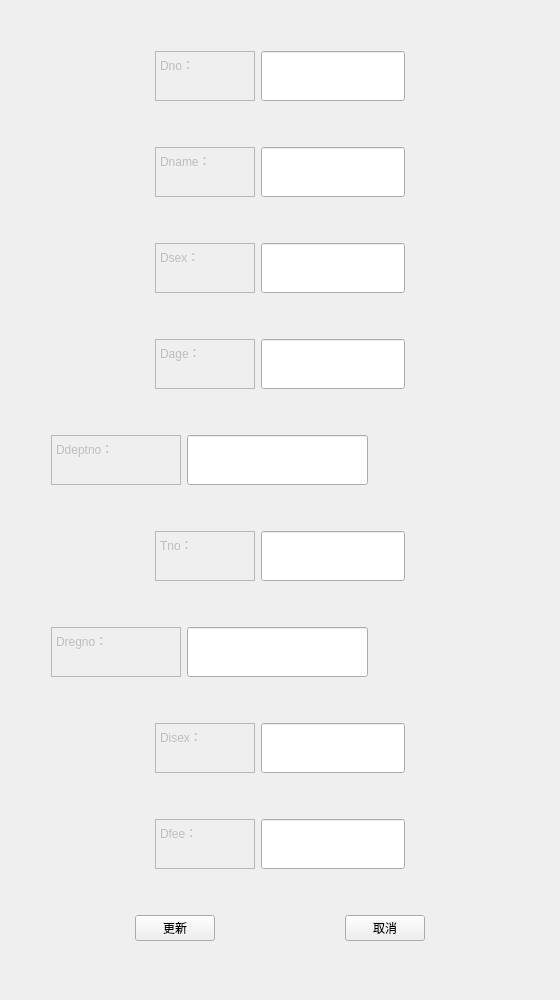
First picture: the form in updateDoctor.ui, repository PM2496/DataBaseProject, before the edit.
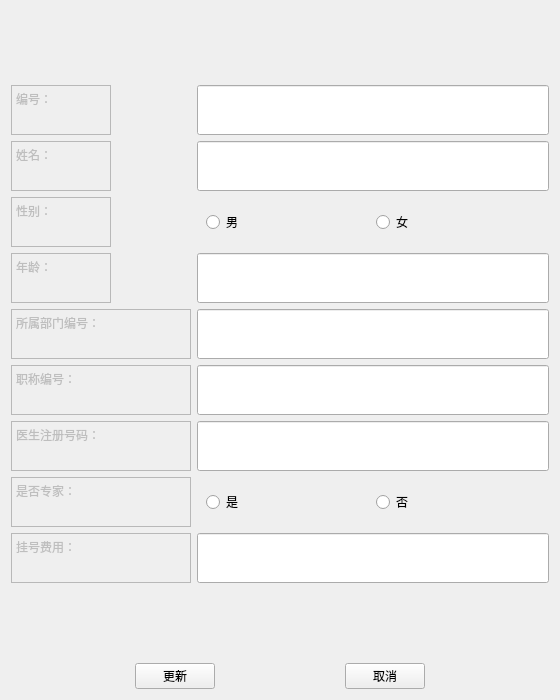
Second picture: the form after the edit.

What changed in the file:
```diff
--- a/updateDoctor.ui
+++ b/updateDoctor.ui
@@ -10,19 +10,19 @@
     <x>0</x>
     <y>0</y>
     <width>560</width>
-    <height>1000</height>
+    <height>700</height>
    </rect>
   </property>
   <property name="minimumSize">
    <size>
     <width>560</width>
-    <height>1000</height>
+    <height>0</height>
    </size>
   </property>
   <property name="maximumSize">
    <size>
-    <width>560</width>
-    <height>1000</height>
+    <width>5600</width>
+    <height>10000</height>
    </size>
   </property>
   <property name="windowTitle">
@@ -30,21 +30,14 @@
   </property>
   <layout class="QVBoxLayout" name="verticalLayout">
    <item>
-    <layout class="QHBoxLayout" name="horizontalLayout_12">
-     <item>
-      <spacer name="horizontalSpacer_21">
-       <property name="orientation">
-        <enum>Qt::Horizontal</enum>
-       </property>
-       <property name="sizeHint" stdset="0">
-        <size>
-         <width>40</width>
-         <height>20</height>
-        </size>
-       </property>
-      </spacer>
-     </item>
-     <item>
+    <layout class="QFormLayout" name="formLayout">
+     <property name="labelAlignment">
+      <set>Qt::AlignLeading|Qt::AlignLeft|Qt::AlignVCenter</set>
+     </property>
+     <property name="formAlignment">
+      <set>Qt::AlignLeading|Qt::AlignLeft|Qt::AlignVCenter</set>
+     </property>
+     <item row="0" column="0">
       <widget class="QTextEdit" name="textEdit_11">
        <property name="enabled">
         <bool>false</bool>
@@ -72,11 +65,11 @@
 &lt;html&gt;&lt;head&gt;&lt;meta name=&quot;qrichtext&quot; content=&quot;1&quot; /&gt;&lt;style type=&quot;text/css&quot;&gt;
 p, li { white-space: pre-wrap; }
 &lt;/style&gt;&lt;/head&gt;&lt;body style=&quot; font-family:'SimSun'; font-size:9pt; font-weight:400; font-style:normal;&quot;&gt;
-&lt;p style=&quot; margin-top:0px; margin-bottom:0px; margin-left:0px; margin-right:0px; -qt-block-indent:0; text-indent:0px;&quot;&gt;Dno：&lt;/p&gt;&lt;/body&gt;&lt;/html&gt;</string>
+&lt;p style=&quot; margin-top:0px; margin-bottom:0px; margin-left:0px; margin-right:0px; -qt-block-indent:0; text-indent:0px;&quot;&gt;编号：&lt;/p&gt;&lt;/body&gt;&lt;/html&gt;</string>
        </property>
       </widget>
      </item>
-     <item>
+     <item row="0" column="1">
       <widget class="QLineEdit" name="DnoEdit">
        <property name="sizePolicy">
         <sizepolicy hsizetype="Expanding" vsizetype="Preferred">
@@ -135,37 +128,7 @@
        </property>
       </widget>
      </item>
-     <item>
-      <spacer name="horizontalSpacer_22">
-       <property name="orientation">
-        <enum>Qt::Horizontal</enum>
-       </property>
-       <property name="sizeHint" stdset="0">
-        <size>
-         <width>40</width>
-         <height>20</height>
-        </size>
-       </property>
-      </spacer>
-     </item>
-    </layout>
-   </item>
-   <item>
-    <layout class="QHBoxLayout" name="horizontalLayout_2">
-     <item>
-      <spacer name="horizontalSpacer_3">
-       <property name="orientation">
-        <enum>Qt::Horizontal</enum>
-       </property>
-       <property name="sizeHint" stdset="0">
-        <size>
-         <width>40</width>
-         <height>20</height>
-        </size>
-       </property>
-      </spacer>
-     </item>
-     <item>
+     <item row="1" column="0">
       <widget class="QTextEdit" name="textEdit_2">
        <property name="enabled">
         <bool>false</bool>
@@ -193,11 +156,11 @@
 &lt;html&gt;&lt;head&gt;&lt;meta name=&quot;qrichtext&quot; content=&quot;1&quot; /&gt;&lt;style type=&quot;text/css&quot;&gt;
 p, li { white-space: pre-wrap; }
 &lt;/style&gt;&lt;/head&gt;&lt;body style=&quot; font-family:'SimSun'; font-size:9pt; font-weight:400; font-style:normal;&quot;&gt;
-&lt;p style=&quot; margin-top:0px; margin-bottom:0px; margin-left:0px; margin-right:0px; -qt-block-indent:0; text-indent:0px;&quot;&gt;Dname：&lt;/p&gt;&lt;/body&gt;&lt;/html&gt;</string>
+&lt;p style=&quot; margin-top:0px; margin-bottom:0px; margin-left:0px; margin-right:0px; -qt-block-indent:0; text-indent:0px;&quot;&gt;姓名：&lt;/p&gt;&lt;/body&gt;&lt;/html&gt;</string>
        </property>
       </widget>
      </item>
-     <item>
+     <item row="1" column="1">
       <widget class="QLineEdit" name="DnameEdit">
        <property name="sizePolicy">
         <sizepolicy hsizetype="Expanding" vsizetype="Preferred">
@@ -256,37 +219,7 @@
        </property>
       </widget>
      </item>
-     <item>
-      <spacer name="horizontalSpacer_4">
-       <property name="orientation">
-        <enum>Qt::Horizontal</enum>
-       </property>
-       <property name="sizeHint" stdset="0">
-        <size>
-         <width>40</width>
-         <height>20</height>
-        </size>
-       </property>
-      </spacer>
-     </item>
-    </layout>
-   </item>
-   <item>
-    <layout class="QHBoxLayout" name="horizontalLayout">
-     <item>
-      <spacer name="horizontalSpacer_5">
-       <property name="orientation">
-        <enum>Qt::Horizontal</enum>
-       </property>
-       <property name="sizeHint" stdset="0">
-        <size>
-         <width>40</width>
-         <height>20</height>
-        </size>
-       </property>
-      </spacer>
-     </item>
-     <item>
+     <item row="2" column="0">
       <widget class="QTextEdit" name="textEdit">
        <property name="enabled">
         <bool>false</bool>
@@ -314,100 +247,11 @@
 &lt;html&gt;&lt;head&gt;&lt;meta name=&quot;qrichtext&quot; content=&quot;1&quot; /&gt;&lt;style type=&quot;text/css&quot;&gt;
 p, li { white-space: pre-wrap; }
 &lt;/style&gt;&lt;/head&gt;&lt;body style=&quot; font-family:'SimSun'; font-size:9pt; font-weight:400; font-style:normal;&quot;&gt;
-&lt;p style=&quot; margin-top:0px; margin-bottom:0px; margin-left:0px; margin-right:0px; -qt-block-indent:0; text-indent:0px;&quot;&gt;Dsex：&lt;/p&gt;&lt;/body&gt;&lt;/html&gt;</string>
+&lt;p style=&quot; margin-top:0px; margin-bottom:0px; margin-left:0px; margin-right:0px; -qt-block-indent:0; text-indent:0px;&quot;&gt;性别：&lt;/p&gt;&lt;/body&gt;&lt;/html&gt;</string>
        </property>
       </widget>
      </item>
-     <item>
-      <widget class="QLineEdit" name="DsexEdit">
-       <property name="sizePolicy">
-        <sizepolicy hsizetype="Expanding" vsizetype="Preferred">
-         <horstretch>0</horstretch>
-         <verstretch>0</verstretch>
-        </sizepolicy>
-       </property>
-       <property name="minimumSize">
-        <size>
-         <width>0</width>
-         <height>50</height>
-        </size>
-       </property>
-       <property name="maximumSize">
-        <size>
-         <width>16777215</width>
-         <height>50</height>
-        </size>
-       </property>
-       <property name="palette">
-        <palette>
-         <active>
-          <colorrole role="Text">
-           <brush brushstyle="SolidPattern">
-            <color alpha="255">
-             <red>0</red>
-             <green>0</green>
-             <blue>0</blue>
-            </color>
-           </brush>
-          </colorrole>
-         </active>
-         <inactive>
-          <colorrole role="Text">
-           <brush brushstyle="SolidPattern">
-            <color alpha="255">
-             <red>0</red>
-             <green>0</green>
-             <blue>0</blue>
-            </color>
-           </brush>
-          </colorrole>
-         </inactive>
-         <disabled>
-          <colorrole role="Text">
-           <brush brushstyle="SolidPattern">
-            <color alpha="255">
-             <red>120</red>
-             <green>120</green>
-             <blue>120</blue>
-            </color>
-           </brush>
-          </colorrole>
-         </disabled>
-        </palette>
-       </property>
-      </widget>
-     </item>
-     <item>
-      <spacer name="horizontalSpacer_6">
-       <property name="orientation">
-        <enum>Qt::Horizontal</enum>
-       </property>
-       <property name="sizeHint" stdset="0">
-        <size>
-         <width>40</width>
-         <height>20</height>
-        </size>
-       </property>
-      </spacer>
-     </item>
-    </layout>
-   </item>
-   <item>
-    <layout class="QHBoxLayout" name="horizontalLayout_3">
-     <item>
-      <spacer name="horizontalSpacer">
-       <property name="orientation">
-        <enum>Qt::Horizontal</enum>
-       </property>
-       <property name="sizeHint" stdset="0">
-        <size>
-         <width>40</width>
-         <height>20</height>
-        </size>
-       </property>
-      </spacer>
-     </item>
-     <item>
+     <item row="3" column="0">
       <widget class="QTextEdit" name="textEdit_3">
        <property name="enabled">
         <bool>false</bool>
@@ -435,11 +279,11 @@
 &lt;html&gt;&lt;head&gt;&lt;meta name=&quot;qrichtext&quot; content=&quot;1&quot; /&gt;&lt;style type=&quot;text/css&quot;&gt;
 p, li { white-space: pre-wrap; }
 &lt;/style&gt;&lt;/head&gt;&lt;body style=&quot; font-family:'SimSun'; font-size:9pt; font-weight:400; font-style:normal;&quot;&gt;
-&lt;p style=&quot; margin-top:0px; margin-bottom:0px; margin-left:0px; margin-right:0px; -qt-block-indent:0; text-indent:0px;&quot;&gt;Dage：&lt;/p&gt;&lt;/body&gt;&lt;/html&gt;</string>
+&lt;p style=&quot; margin-top:0px; margin-bottom:0px; margin-left:0px; margin-right:0px; -qt-block-indent:0; text-indent:0px;&quot;&gt;年龄：&lt;/p&gt;&lt;/body&gt;&lt;/html&gt;</string>
        </property>
       </widget>
      </item>
-     <item>
+     <item row="3" column="1">
       <widget class="QLineEdit" name="DageEdit">
        <property name="sizePolicy">
         <sizepolicy hsizetype="Expanding" vsizetype="Preferred">
@@ -461,40 +305,7 @@
        </property>
       </widget>
      </item>
-     <item>
-      <spacer name="horizontalSpacer_2">
-       <property name="orientation">
-        <enum>Qt::Horizontal</enum>
-       </property>
-       <property name="sizeHint" stdset="0">
-        <size>
-         <width>40</width>
-         <height>20</height>
-        </size>
-       </property>
-      </spacer>
-     </item>
-    </layout>
-   </item>
-   <item>
-    <layout class="QHBoxLayout" name="horizontalLayout_4">
-     <item>
-      <spacer name="horizontalSpacer_7">
-       <property name="orientation">
-        <enum>Qt::Horizontal</enum>
-       </property>
-       <property name="sizeType">
-        <enum>QSizePolicy::Fixed</enum>
-       </property>
-       <property name="sizeHint" stdset="0">
-        <size>
-         <width>40</width>
-         <height>20</height>
-        </size>
-       </property>
-      </spacer>
-     </item>
-     <item>
+     <item row="4" column="0">
       <widget class="QTextEdit" name="textEdit_4">
        <property name="enabled">
         <bool>false</bool>
@@ -507,7 +318,7 @@
        </property>
        <property name="minimumSize">
         <size>
-         <width>130</width>
+         <width>180</width>
          <height>50</height>
         </size>
        </property>
@@ -522,11 +333,11 @@
 &lt;html&gt;&lt;head&gt;&lt;meta name=&quot;qrichtext&quot; content=&quot;1&quot; /&gt;&lt;style type=&quot;text/css&quot;&gt;
 p, li { white-space: pre-wrap; }
 &lt;/style&gt;&lt;/head&gt;&lt;body style=&quot; font-family:'SimSun'; font-size:9pt; font-weight:400; font-style:normal;&quot;&gt;
-&lt;p style=&quot; margin-top:0px; margin-bottom:0px; margin-left:0px; margin-right:0px; -qt-block-indent:0; text-indent:0px;&quot;&gt;Ddeptno：&lt;/p&gt;&lt;/body&gt;&lt;/html&gt;</string>
+&lt;p style=&quot; margin-top:0px; margin-bottom:0px; margin-left:0px; margin-right:0px; -qt-block-indent:0; text-indent:0px;&quot;&gt;所属部门编号：&lt;/p&gt;&lt;/body&gt;&lt;/html&gt;</string>
        </property>
       </widget>
      </item>
-     <item>
+     <item row="4" column="1">
       <widget class="QLineEdit" name="DdeptnoEdit">
        <property name="sizePolicy">
         <sizepolicy hsizetype="Expanding" vsizetype="Preferred">
@@ -548,37 +359,7 @@
        </property>
       </widget>
      </item>
-     <item>
-      <spacer name="horizontalSpacer_8">
-       <property name="orientation">
-        <enum>Qt::Horizontal</enum>
-       </property>
-       <property name="sizeHint" stdset="0">
-        <size>
-         <width>40</width>
-         <height>20</height>
-        </size>
-       </property>
-      </spacer>
-     </item>
-    </layout>
-   </item>
-   <item>
-    <layout class="QHBoxLayout" name="horizontalLayout_6">
-     <item>
-      <spacer name="horizontalSpacer_11">
-       <property name="orientation">
-        <enum>Qt::Horizontal</enum>
-       </property>
-       <property name="sizeHint" stdset="0">
-        <size>
-         <width>40</width>
-         <height>20</height>
-        </size>
-       </property>
-      </spacer>
-     </item>
-     <item>
+     <item row="5" column="0">
       <widget class="QTextEdit" name="textEdit_6">
        <property name="enabled">
         <bool>false</bool>
@@ -591,7 +372,7 @@
        </property>
        <property name="minimumSize">
         <size>
-         <width>100</width>
+         <width>180</width>
          <height>50</height>
         </size>
        </property>
@@ -606,11 +387,11 @@
 &lt;html&gt;&lt;head&gt;&lt;meta name=&quot;qrichtext&quot; content=&quot;1&quot; /&gt;&lt;style type=&quot;text/css&quot;&gt;
 p, li { white-space: pre-wrap; }
 &lt;/style&gt;&lt;/head&gt;&lt;body style=&quot; font-family:'SimSun'; font-size:9pt; font-weight:400; font-style:normal;&quot;&gt;
-&lt;p style=&quot; margin-top:0px; margin-bottom:0px; margin-left:0px; margin-right:0px; -qt-block-indent:0; text-indent:0px;&quot;&gt;Tno：&lt;/p&gt;&lt;/body&gt;&lt;/html&gt;</string>
+&lt;p style=&quot; margin-top:0px; margin-bottom:0px; margin-left:0px; margin-right:0px; -qt-block-indent:0; text-indent:0px;&quot;&gt;职称编号：&lt;/p&gt;&lt;/body&gt;&lt;/html&gt;</string>
        </property>
       </widget>
      </item>
-     <item>
+     <item row="5" column="1">
       <widget class="QLineEdit" name="TnoEdit">
        <property name="sizePolicy">
         <sizepolicy hsizetype="Expanding" vsizetype="Preferred">
@@ -632,40 +413,7 @@
        </property>
       </widget>
      </item>
-     <item>
-      <spacer name="horizontalSpacer_12">
-       <property name="orientation">
-        <enum>Qt::Horizontal</enum>
-       </property>
-       <property name="sizeHint" stdset="0">
-        <size>
-         <width>40</width>
-         <height>20</height>
-        </size>
-       </property>
-      </spacer>
-     </item>
-    </layout>
-   </item>
-   <item>
-    <layout class="QHBoxLayout" name="horizontalLayout_7">
-     <item>
-      <spacer name="horizontalSpacer_13">
-       <property name="orientation">
-        <enum>Qt::Horizontal</enum>
-       </property>
-       <property name="sizeType">
-        <enum>QSizePolicy::Fixed</enum>
-       </property>
-       <property name="sizeHint" stdset="0">
-        <size>
-         <width>40</width>
-         <height>20</height>
-        </size>
-       </property>
-      </spacer>
-     </item>
-     <item>
+     <item row="6" column="0">
       <widget class="QTextEdit" name="textEdit_7">
        <property name="enabled">
         <bool>false</bool>
@@ -678,7 +426,7 @@
        </property>
        <property name="minimumSize">
         <size>
-         <width>130</width>
+         <width>180</width>
          <height>50</height>
         </size>
        </property>
@@ -693,11 +441,11 @@
 &lt;html&gt;&lt;head&gt;&lt;meta name=&quot;qrichtext&quot; content=&quot;1&quot; /&gt;&lt;style type=&quot;text/css&quot;&gt;
 p, li { white-space: pre-wrap; }
 &lt;/style&gt;&lt;/head&gt;&lt;body style=&quot; font-family:'SimSun'; font-size:9pt; font-weight:400; font-style:normal;&quot;&gt;
-&lt;p style=&quot; margin-top:0px; margin-bottom:0px; margin-left:0px; margin-right:0px; -qt-block-indent:0; text-indent:0px;&quot;&gt;Dregno：&lt;/p&gt;&lt;/body&gt;&lt;/html&gt;</string>
+&lt;p style=&quot; margin-top:0px; margin-bottom:0px; margin-left:0px; margin-right:0px; -qt-block-indent:0; text-indent:0px;&quot;&gt;医生注册号码：&lt;/p&gt;&lt;/body&gt;&lt;/html&gt;</string>
        </property>
       </widget>
      </item>
-     <item>
+     <item row="6" column="1">
       <widget class="QLineEdit" name="DregnoEdit">
        <property name="sizePolicy">
         <sizepolicy hsizetype="Expanding" vsizetype="Preferred">
@@ -719,37 +467,7 @@
        </property>
       </widget>
      </item>
-     <item>
-      <spacer name="horizontalSpacer_14">
-       <property name="orientation">
-        <enum>Qt::Horizontal</enum>
-       </property>
-       <property name="sizeHint" stdset="0">
-        <size>
-         <width>40</width>
-         <height>20</height>
-        </size>
-       </property>
-      </spacer>
-     </item>
-    </layout>
-   </item>
-   <item>
-    <layout class="QHBoxLayout" name="horizontalLayout_5">
-     <item>
-      <spacer name="horizontalSpacer_9">
-       <property name="orientation">
-        <enum>Qt::Horizontal</enum>
-       </property>
-       <property name="sizeHint" stdset="0">
-        <size>
-         <width>40</width>
-         <height>20</height>
-        </size>
-       </property>
-      </spacer>
-     </item>
-     <item>
+     <item row="7" column="0">
       <widget class="QTextEdit" name="textEdit_5">
        <property name="enabled">
         <bool>false</bool>
@@ -762,7 +480,7 @@
        </property>
        <property name="minimumSize">
         <size>
-         <width>100</width>
+         <width>180</width>
          <height>50</height>
         </size>
        </property>
@@ -777,63 +495,11 @@
 &lt;html&gt;&lt;head&gt;&lt;meta name=&quot;qrichtext&quot; content=&quot;1&quot; /&gt;&lt;style type=&quot;text/css&quot;&gt;
 p, li { white-space: pre-wrap; }
 &lt;/style&gt;&lt;/head&gt;&lt;body style=&quot; font-family:'SimSun'; font-size:9pt; font-weight:400; font-style:normal;&quot;&gt;
-&lt;p style=&quot; margin-top:0px; margin-bottom:0px; margin-left:0px; margin-right:0px; -qt-block-indent:0; text-indent:0px;&quot;&gt;Disex：&lt;/p&gt;&lt;/body&gt;&lt;/html&gt;</string>
+&lt;p style=&quot; margin-top:0px; margin-bottom:0px; margin-left:0px; margin-right:0px; -qt-block-indent:0; text-indent:0px;&quot;&gt;是否专家：&lt;/p&gt;&lt;/body&gt;&lt;/html&gt;</string>
        </property>
       </widget>
      </item>
-     <item>
-      <widget class="QLineEdit" name="DisexEdit">
-       <property name="sizePolicy">
-        <sizepolicy hsizetype="Expanding" vsizetype="Preferred">
-         <horstretch>0</horstretch>
-         <verstretch>0</verstretch>
-        </sizepolicy>
-       </property>
-       <property name="minimumSize">
-        <size>
-         <width>0</width>
-         <height>50</height>
-        </size>
-       </property>
-       <property name="maximumSize">
-        <size>
-         <width>16777215</width>
-         <height>50</height>
-        </size>
-       </property>
-      </widget>
-     </item>
-     <item>
-      <spacer name="horizontalSpacer_10">
-       <property name="orientation">
-        <enum>Qt::Horizontal</enum>
-       </property>
-       <property name="sizeHint" stdset="0">
-        <size>
-         <width>40</width>
-         <height>20</height>
-        </size>
-       </property>
-      </spacer>
-     </item>
-    </layout>
-   </item>
-   <item>
-    <layout class="QHBoxLayout" name="horizontalLayout_9">
-     <item>
-      <spacer name="horizontalSpacer_15">
-       <property name="orientation">
-        <enum>Qt::Horizontal</enum>
-       </property>
-       <property name="sizeHint" stdset="0">
-        <size>
-         <width>40</width>
-         <height>20</height>
-        </size>
-       </property>
-      </spacer>
-     </item>
-     <item>
+     <item row="8" column="0">
       <widget class="QTextEdit" name="textEdit_8">
        <property name="enabled">
         <bool>false</bool>
@@ -846,7 +512,7 @@
        </property>
        <property name="minimumSize">
         <size>
-         <width>100</width>
+         <width>180</width>
          <height>50</height>
         </size>
        </property>
@@ -861,11 +527,11 @@
 &lt;html&gt;&lt;head&gt;&lt;meta name=&quot;qrichtext&quot; content=&quot;1&quot; /&gt;&lt;style type=&quot;text/css&quot;&gt;
 p, li { white-space: pre-wrap; }
 &lt;/style&gt;&lt;/head&gt;&lt;body style=&quot; font-family:'SimSun'; font-size:9pt; font-weight:400; font-style:normal;&quot;&gt;
-&lt;p style=&quot; margin-top:0px; margin-bottom:0px; margin-left:0px; margin-right:0px; -qt-block-indent:0; text-indent:0px;&quot;&gt;Dfee：&lt;/p&gt;&lt;/body&gt;&lt;/html&gt;</string>
+&lt;p style=&quot; margin-top:0px; margin-bottom:0px; margin-left:0px; margin-right:0px; -qt-block-indent:0; text-indent:0px;&quot;&gt;挂号费用：&lt;/p&gt;&lt;/body&gt;&lt;/html&gt;</string>
        </property>
       </widget>
      </item>
-     <item>
+     <item row="8" column="1">
       <widget class="QLineEdit" name="DfeeEdit">
        <property name="sizePolicy">
         <sizepolicy hsizetype="Expanding" vsizetype="Preferred">
@@ -887,18 +553,45 @@
        </property>
       </widget>
      </item>
-     <item>
-      <spacer name="horizontalSpacer_16">
-       <property name="orientation">
-        <enum>Qt::Horizontal</enum>
-       </property>
-       <property name="sizeHint" stdset="0">
-        <size>
-         <width>40</width>
-         <height>20</height>
-        </size>
-       </property>
-      </spacer>
+     <item row="2" column="1">
+      <widget class="QWidget" name="widget" native="true">
+       <layout class="QHBoxLayout" name="horizontalLayout">
+        <item>
+         <widget class="QRadioButton" name="rbtn_male">
+          <property name="text">
+           <string>男</string>
+          </property>
+         </widget>
+        </item>
+        <item>
+         <widget class="QRadioButton" name="rbtn_female">
+          <property name="text">
+           <string>女</string>
+          </property>
+         </widget>
+        </item>
+       </layout>
+      </widget>
+     </item>
+     <item row="7" column="1">
+      <widget class="QWidget" name="widget_2" native="true">
+       <layout class="QHBoxLayout" name="horizontalLayout_2">
+        <item>
+         <widget class="QRadioButton" name="rbtn_isex">
+          <property name="text">
+           <string>是</string>
+          </property>
+         </widget>
+        </item>
+        <item>
+         <widget class="QRadioButton" name="rbtn_notex">
+          <property name="text">
+           <string>否</string>
+          </property>
+         </widget>
+        </item>
+       </layout>
+      </widget>
      </item>
     </layout>
    </item>
```
